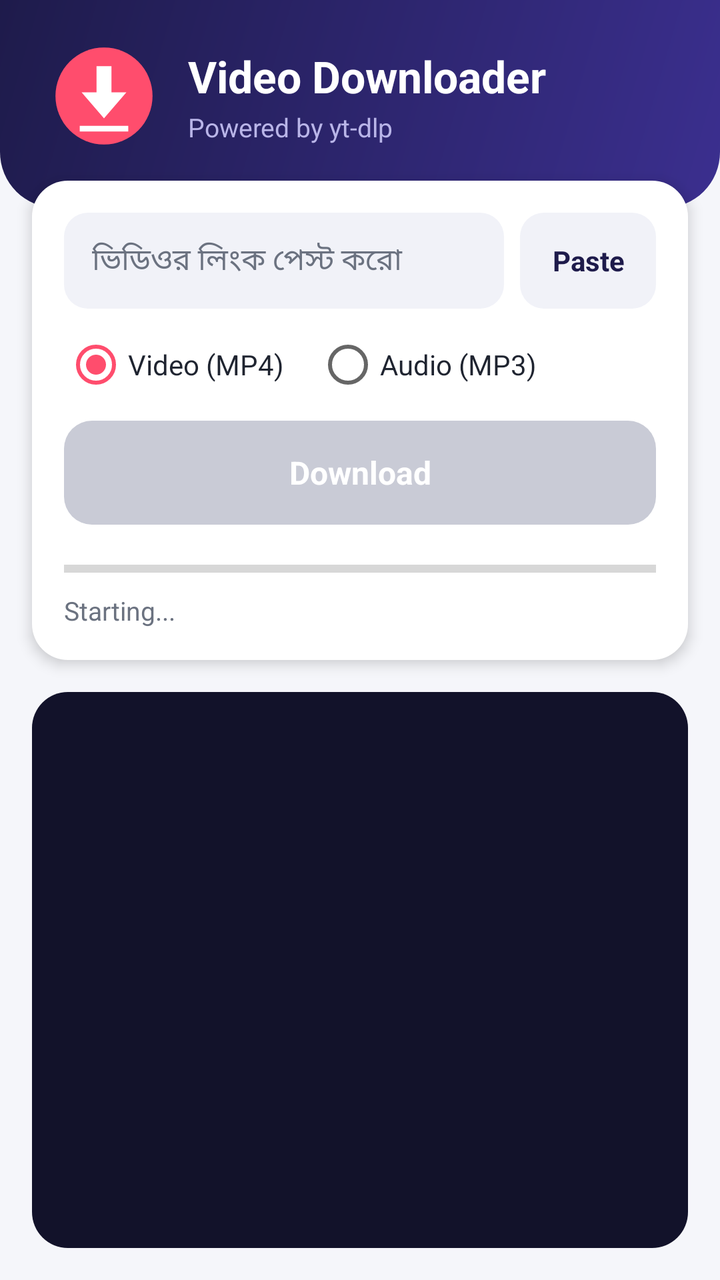
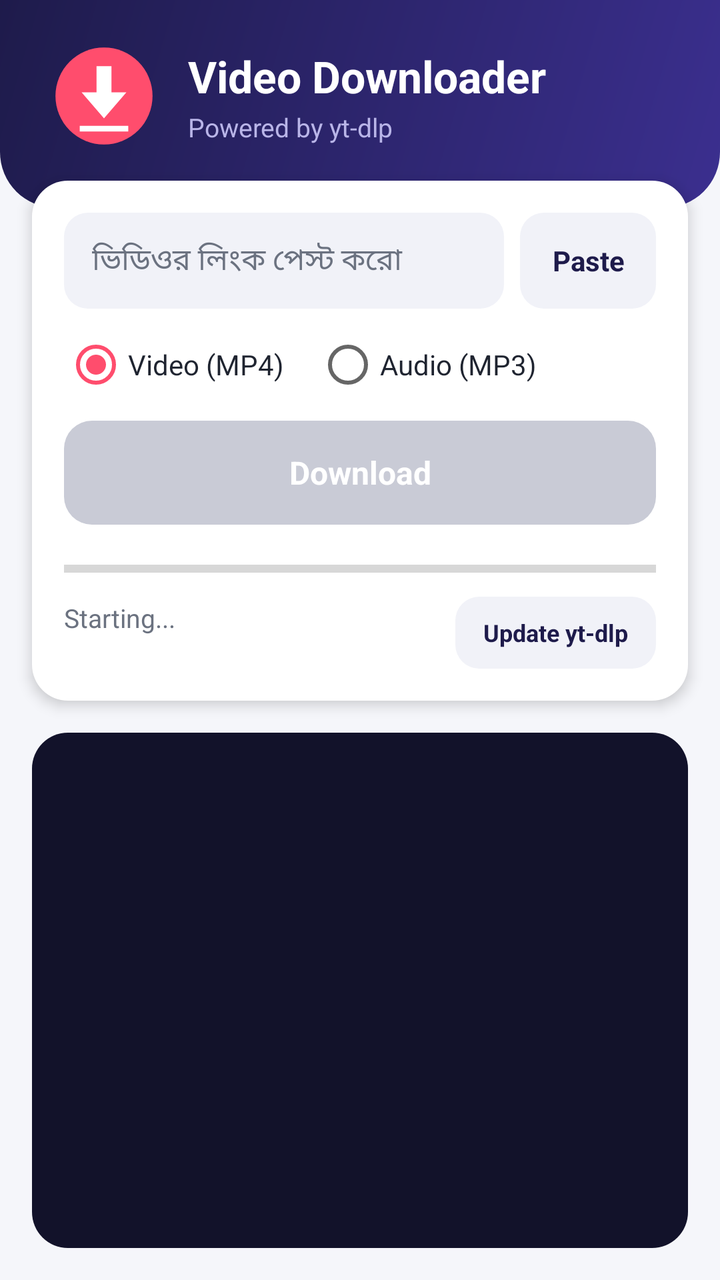

Two renders of the same Android screen: before a commit and after it. Below are the layout's source before the change and the commit's diff.
<!-- AndroidManifest.xml: application theme AppTheme -->
<!-- res/layout/activity_main.xml -->
<?xml version="1.0" encoding="utf-8"?>
<LinearLayout xmlns:android="http://schemas.android.com/apk/res/android"
    android:layout_width="match_parent"
    android:layout_height="match_parent"
    android:orientation="vertical">

    
    <LinearLayout
        android:layout_width="match_parent"
        android:layout_height="wrap_content"
        android:background="@drawable/bg_header"
        android:gravity="center_vertical"
        android:orientation="horizontal"
        android:paddingStart="24dp"
        android:paddingTop="20dp"
        android:paddingEnd="24dp"
        android:paddingBottom="28dp">

        <ImageView
            android:layout_width="56dp"
            android:layout_height="56dp"
            android:contentDescription="logo"
            android:src="@drawable/ic_logo" />

        <LinearLayout
            android:layout_width="0dp"
            android:layout_height="wrap_content"
            android:layout_weight="1"
            android:layout_marginStart="14dp"
            android:orientation="vertical">

            <TextView
                android:layout_width="wrap_content"
                android:layout_height="wrap_content"
                android:text="Video Downloader"
                android:textColor="#FFFFFF"
                android:textSize="22sp"
                android:textStyle="bold" />

            <TextView
                android:layout_width="wrap_content"
                android:layout_height="wrap_content"
                android:layout_marginTop="2dp"
                android:text="Powered by yt-dlp"
                android:textColor="#B9B5E8"
                android:textSize="13sp" />
        </LinearLayout>
    </LinearLayout>

    
    <LinearLayout
        android:layout_width="match_parent"
        android:layout_height="wrap_content"
        android:layout_marginStart="16dp"
        android:layout_marginTop="-14dp"
        android:layout_marginEnd="16dp"
        android:background="@drawable/bg_card"
        android:elevation="4dp"
        android:orientation="vertical"
        android:padding="16dp">

        <LinearLayout
            android:layout_width="match_parent"
            android:layout_height="wrap_content"
            android:gravity="center_vertical"
            android:orientation="horizontal">

            <EditText
                android:id="@+id/urlInput"
                android:layout_width="0dp"
                android:layout_height="48dp"
                android:layout_weight="1"
                android:background="@drawable/bg_input"
                android:hint="ভিডিওর লিংক পেস্ট করো"
                android:inputType="textUri"
                android:maxLines="1"
                android:paddingStart="14dp"
                android:paddingEnd="14dp"
                android:textColor="@color/text"
                android:textColorHint="@color/muted"
                android:textSize="15sp" />

            <TextView
                android:id="@+id/pasteBtn"
                android:layout_width="wrap_content"
                android:layout_height="48dp"
                android:layout_marginStart="8dp"
                android:background="@drawable/bg_chip"
                android:gravity="center"
                android:paddingStart="16dp"
                android:paddingEnd="16dp"
                android:text="Paste"
                android:textColor="@color/navy"
                android:textSize="14sp"
                android:textStyle="bold" />
        </LinearLayout>

        <RadioGroup
            android:id="@+id/modeGroup"
            android:layout_width="match_parent"
            android:layout_height="wrap_content"
            android:layout_marginTop="12dp"
            android:orientation="horizontal">

            <RadioButton
                android:id="@+id/rbVideo"
                android:layout_width="wrap_content"
                android:layout_height="wrap_content"
                android:checked="true"
                android:text="Video (MP4)"
                android:textColor="@color/text" />

            <RadioButton
                android:id="@+id/rbAudio"
                android:layout_width="wrap_content"
                android:layout_height="wrap_content"
                android:layout_marginStart="16dp"
                android:text="Audio (MP3)"
                android:textColor="@color/text" />
        </RadioGroup>

        <TextView
            android:id="@+id/downloadBtn"
            android:layout_width="match_parent"
            android:layout_height="52dp"
            android:layout_marginTop="12dp"
            android:background="@drawable/bg_button"
            android:enabled="false"
            android:gravity="center"
            android:text="Download"
            android:textColor="#FFFFFF"
            android:textSize="16sp"
            android:textStyle="bold" />

        <ProgressBar
            android:id="@+id/progressBar"
            style="?android:attr/progressBarStyleHorizontal"
            android:layout_width="match_parent"
            android:layout_height="wrap_content"
            android:layout_marginTop="14dp"
            android:max="100"
            android:progressTint="@color/primary" />

        <TextView
            android:id="@+id/statusText"
            android:layout_width="match_parent"
            android:layout_height="wrap_content"
            android:layout_marginTop="4dp"
            android:text="Starting..."
            android:textColor="@color/muted"
            android:textSize="13sp" />
    </LinearLayout>

    
    <ScrollView
        android:id="@+id/scroll"
        android:layout_width="match_parent"
        android:layout_height="0dp"
        android:layout_weight="1"
        android:layout_margin="16dp"
        android:background="@drawable/bg_log"
        android:padding="14dp">

        <TextView
            android:id="@+id/logView"
            android:layout_width="match_parent"
            android:layout_height="wrap_content"
            android:fontFamily="monospace"
            android:textColor="@color/log_text"
            android:textIsSelectable="true"
            android:textSize="12sp" />
    </ScrollView>

</LinearLayout>
<!-- resources referenced by this layout -->
<resources>
  <color name="log_text">#B8F5C8</color>
  <color name="muted">#6B7280</color>
  <color name="navy">#1E1B4B</color>
  <color name="primary">#FF4D6D</color>
  <color name="text">#1F2430</color>
  <!-- drawable bg_button (drawable) -->
  <?xml version="1.0" encoding="utf-8"?>
  <ripple xmlns:android="http://schemas.android.com/apk/res/android" android:color="#33FFFFFF">
      <item>
          <selector>
              <item android:state_enabled="false">
                  <shape android:shape="rectangle">
                      <solid android:color="@color/primary_disabled" />
                      <corners android:radius="14dp" />
                  </shape>
              </item>
              <item>
                  <shape android:shape="rectangle">
                      <solid android:color="@color/primary" />
                      <corners android:radius="14dp" />
                  </shape>
              </item>
          </selector>
      </item>
  </ripple>
  <!-- drawable bg_card (drawable) -->
  <?xml version="1.0" encoding="utf-8"?>
  <shape xmlns:android="http://schemas.android.com/apk/res/android" android:shape="rectangle">
      <solid android:color="@color/card" />
      <corners android:radius="18dp" />
  </shape>
  <!-- drawable bg_chip (drawable) -->
  <?xml version="1.0" encoding="utf-8"?>
  <ripple xmlns:android="http://schemas.android.com/apk/res/android" android:color="#22000000">
      <item>
          <shape android:shape="rectangle">
              <solid android:color="@color/input_bg" />
              <corners android:radius="12dp" />
          </shape>
      </item>
  </ripple>
  <!-- drawable bg_header (drawable) -->
  <?xml version="1.0" encoding="utf-8"?>
  <shape xmlns:android="http://schemas.android.com/apk/res/android" android:shape="rectangle">
      <gradient android:angle="315" android:startColor="@color/navy" android:endColor="@color/indigo" />
      <corners android:bottomLeftRadius="28dp" android:bottomRightRadius="28dp" />
  </shape>
  <!-- drawable bg_input (drawable) -->
  <?xml version="1.0" encoding="utf-8"?>
  <shape xmlns:android="http://schemas.android.com/apk/res/android" android:shape="rectangle">
      <solid android:color="@color/input_bg" />
      <corners android:radius="12dp" />
  </shape>
  <!-- drawable bg_log (drawable) -->
  <?xml version="1.0" encoding="utf-8"?>
  <shape xmlns:android="http://schemas.android.com/apk/res/android" android:shape="rectangle">
      <solid android:color="@color/log_bg" />
      <corners android:radius="18dp" />
  </shape>
  <!-- drawable ic_logo (drawable) -->
  <?xml version="1.0" encoding="utf-8"?>
  <vector xmlns:android="http://schemas.android.com/apk/res/android"
      android:width="56dp"
      android:height="56dp"
      android:viewportWidth="60"
      android:viewportHeight="60">
      <group android:translateX="-24" android:translateY="-24">
          <path
              android:fillColor="#FF4D6D"
              android:pathData="M28,54 a26,26 0 1,0 52,0 a26,26 0 1,0 -52,0 z" />
          <path
              android:fillColor="#FFFFFF"
              android:pathData="M50,38 h8 v14 h8 l-12,14 l-12,-14 h8 z" />
          <path
              android:fillColor="#FFFFFF"
              android:pathData="M41,70 h26 v3 h-26 z" />
      </group>
  </vector>
  <style name="AppTheme" parent="@android:style/Theme.Material.Light.NoActionBar">
          <item name="android:windowBackground">@color/bg</item>
          <item name="android:statusBarColor">@color/navy</item>
          <item name="android:navigationBarColor">@color/bg</item>
          <item name="android:colorAccent">@color/primary</item>
          <item name="android:colorControlActivated">@color/primary</item>
      </style>
  <color name="primary_disabled">#C9CBD6</color>
  <color name="card">#FFFFFF</color>
  <color name="input_bg">#F1F2F8</color>
  <color name="indigo">#3B2F8F</color>
  <color name="log_bg">#12122A</color>
  <color name="bg">#F5F6FA</color>
</resources>

<!-- the commit's change to res/layout/activity_main.xml (unified diff, before → after) -->
@@ -141,14 +141,48 @@
             android:max="100"
             android:progressTint="@color/primary" />
 
-        <TextView
-            android:id="@+id/statusText"
-            android:layout_width="match_parent"
-            android:layout_height="wrap_content"
-            android:layout_marginTop="4dp"
-            android:text="Starting..."
-            android:textColor="@color/muted"
-            android:textSize="13sp" />
+        <LinearLayout
+            android:layout_width="match_parent"
+            android:layout_height="wrap_content"
+            android:layout_marginTop="6dp"
+            android:gravity="center_vertical"
+            android:orientation="horizontal">
+
+            <LinearLayout
+                android:layout_width="0dp"
+                android:layout_height="wrap_content"
+                android:layout_weight="1"
+                android:orientation="vertical">
+
+                <TextView
+                    android:id="@+id/statusText"
+                    android:layout_width="match_parent"
+                    android:layout_height="wrap_content"
+                    android:text="Starting..."
+                    android:textColor="@color/muted"
+                    android:textSize="13sp" />
+
+                <TextView
+                    android:id="@+id/versionText"
+                    android:layout_width="match_parent"
+                    android:layout_height="wrap_content"
+                    android:textColor="@color/muted"
+                    android:textSize="11sp" />
+            </LinearLayout>
+
+            <TextView
+                android:id="@+id/updateBtn"
+                android:layout_width="wrap_content"
+                android:layout_height="36dp"
+                android:background="@drawable/bg_chip"
+                android:gravity="center"
+                android:paddingStart="14dp"
+                android:paddingEnd="14dp"
+                android:text="Update yt-dlp"
+                android:textColor="@color/navy"
+                android:textSize="12sp"
+                android:textStyle="bold" />
+        </LinearLayout>
     </LinearLayout>
 
     
